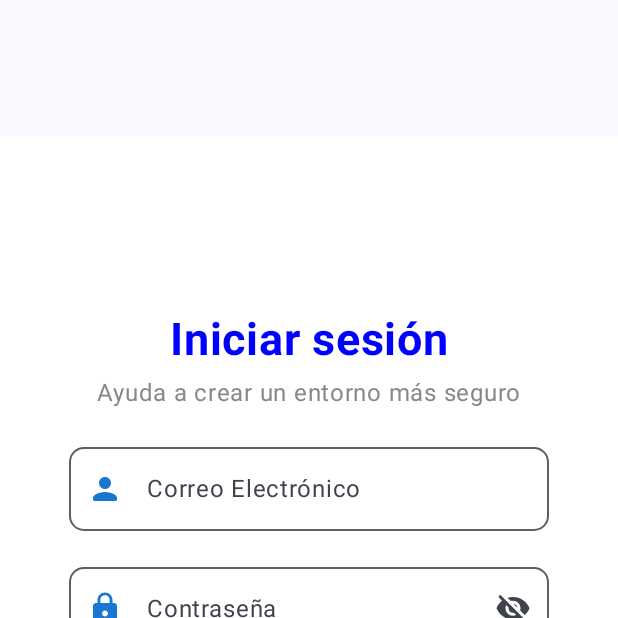
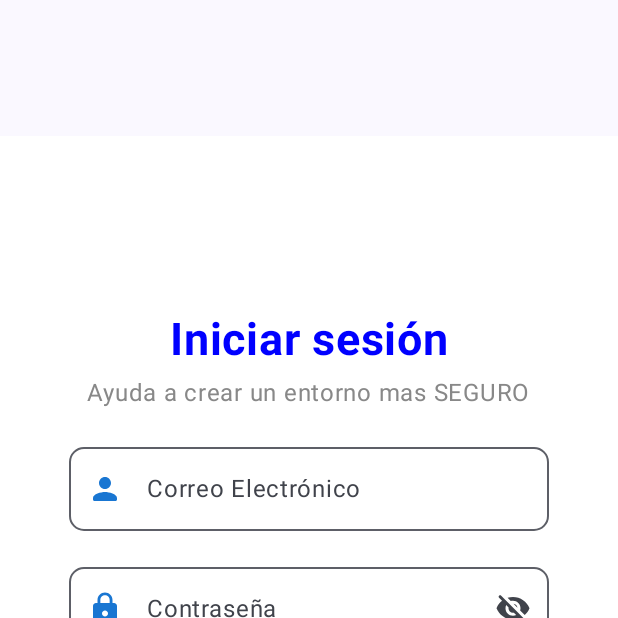
Before and after one commit to Juanearias99/ProyectoFinalAppsMoviles, an Android app built with Jetpack Compose: the screen it shows after launch (MainActivity), on a phone screen of 412 x 824 dp, the top half of it. Run offline under Robolectric (Android 15) with nearby library versions, the phone set to English and light mode, and no system bars.

Commit message:
Prueba
yes funtion

```diff
--- a/app/src/main/res/values/strings.xml
+++ b/app/src/main/res/values/strings.xml
@@ -59,7 +59,7 @@
     <string name="ProfileDelete">Eliminar Cuenta</string>
     <string name="ProfileUpdate">Editar Cuenta</string>
     <string name="map_title">Mapa Usuario</string>
-    <string name="login_description">Ayuda a crear un entorno más seguro</string>
+    <string name="login_description">Ayuda a crear un entorno mas SEGURO</string>
     <string name="login_description_button">Comenzar</string>
     <string name="volver">Volver</string>
     <string name="comentarios_title">Comentarios</string>
```
